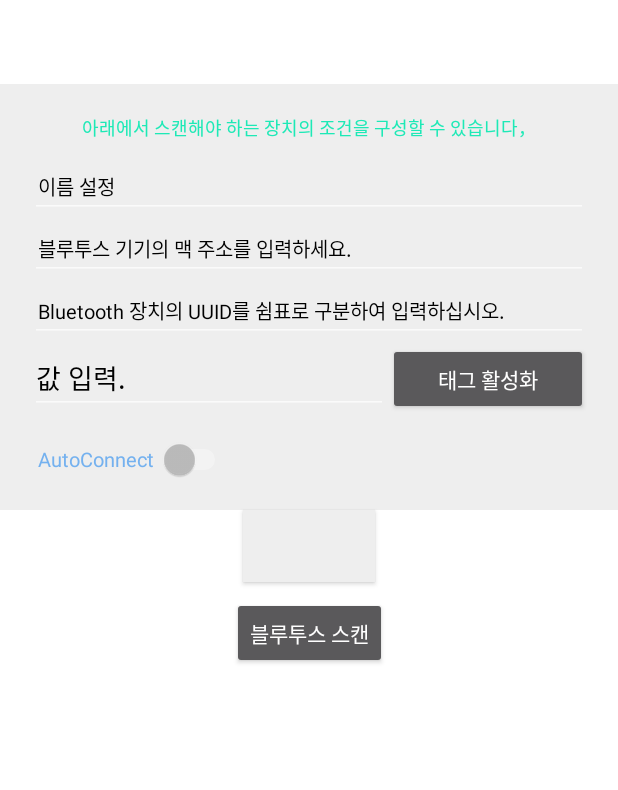
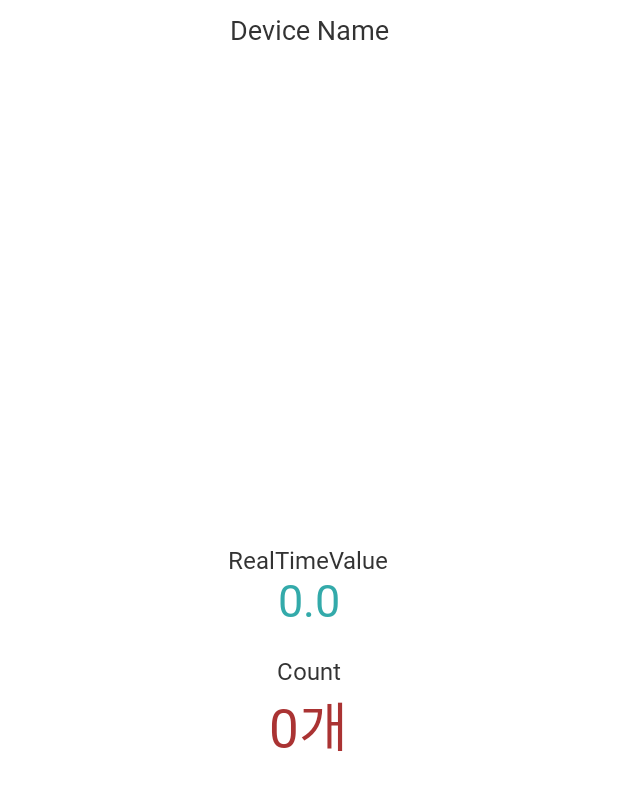
Before and after one commit to goodwill2684/Smart_Gym_System, an Android app: the layout activity_main.xml on its own in the app's theme, with its tools: preview values and no code run, on a phone screen of 412 x 824 dp. Shown: the top 790 px of the screen. Run offline under Robolectric (Android 15) with nearby library versions, the phone set to English and light mode, and no system bars.

```diff
--- a/app/src/main/AndroidManifest.xml
+++ b/app/src/main/AndroidManifest.xml
@@ -22,10 +22,12 @@
             android:exported="true" >
             <intent-filter>
                 <action android:name="android.intent.action.MAIN" />
+                <category android:name="android.intent.category.LAUNCHER" />
+            </intent-filter>
+            <intent-filter>
                 <action android:name="android.nfc.action.NDEF_DISCOVERED"/>
                 <category android:name="android.intent.category.DEFAULT"/>
                 <data android:mimeType="text/plain"/>
-                <category android:name="android.intent.category.LAUNCHER" />
             </intent-filter>
         </activity>
     </application>
--- a/app/src/main/res/layout/activity_main.xml
+++ b/app/src/main/res/layout/activity_main.xml
@@ -10,113 +10,6 @@
     tools:context=".MainActivity"
     android:background="#ffffff">
 
-    <androidx.appcompat.widget.Toolbar
-        android:id="@+id/toolbar"
-        android:layout_width="match_parent"
-        android:layout_height="?attr/actionBarSize"
-        android:background="#ffffff"
-        android:title="@string/app_name"
-        app:titleTextColor="@android:color/white"
-        />
-
-    <LinearLayout
-        android:id="@+id/layout_setting"
-        android:layout_width="match_parent"
-        android:layout_height="wrap_content"
-        android:background="#eeeeee"
-        android:orientation="vertical"
-        android:padding="20dp">
-
-        <TextView
-            android:layout_width="wrap_content"
-            android:layout_height="wrap_content"
-            android:layout_gravity="center_horizontal"
-            android:layout_marginBottom="10dp"
-            android:focusable="true"
-            android:focusableInTouchMode="true"
-            android:text="@string/scan_setting"
-            android:textColor="@color/colorPrimaryDark"
-            android:textSize="12sp" />
-
-        <EditText
-            android:id="@+id/et_name"
-            android:layout_width="match_parent"
-            android:layout_height="wrap_content"
-            android:hint="@string/setting_name"
-            android:textColorHint="#000000"
-            android:paddingLeft="5dp"
-            android:paddingRight="5dp"
-            android:textSize="13sp"
-            android:textColor="#000000"/>
-
-        <EditText
-            android:id="@+id/et_mac"
-            android:layout_width="match_parent"
-            android:layout_height="wrap_content"
-            android:hint="@string/setting_mac"
-            android:paddingLeft="5dp"
-            android:paddingRight="5dp"
-            android:textSize="13sp"
-            android:textColor="#000000"
-            android:textColorHint="#000000"/>
-
-        <EditText
-            android:id="@+id/et_uuid"
-            android:layout_width="match_parent"
-            android:layout_height="wrap_content"
-            android:hint="@string/setting_uuid"
-            android:paddingLeft="5dp"
-            android:paddingRight="5dp"
-            android:textSize="13sp"
-            android:textColorHint="#000000"/>
-
-        <androidx.appcompat.widget.LinearLayoutCompat
-            android:layout_width="match_parent"
-            android:layout_height="wrap_content">
-
-            <EditText
-                android:id="@+id/edit_message"
-                android:layout_width="wrap_content"
-                android:layout_height="wrap_content"
-                android:hint="값 입력."
-                android:textColorHint="#000000"
-                android:layout_weight="2"/>
-            <Button
-                android:id="@+id/activateButton"
-                android:layout_width="wrap_content"
-                android:layout_height="wrap_content"
-                android:layout_weight="0.5"
-                android:text="태그 활성화"/>
-        </androidx.appcompat.widget.LinearLayoutCompat>
-
-        <TextView
-            android:id="@+id/nfc_contents"
-            android:layout_width="match_parent"
-            android:layout_height="wrap_content"
-            android:textSize="12sp"/>
-
-
-
-        <Switch
-            android:id="@+id/sw_auto"
-            android:layout_width="wrap_content"
-            android:layout_height="wrap_content"
-            android:paddingLeft="5dp"
-            android:paddingRight="5dp"
-            android:text="AutoConnect "
-            android:textSize="13sp"
-            android:textColor="#74b1ef"/>
-
-    </LinearLayout>
-
-    <Button
-        android:id="@+id/txt_setting"
-        android:layout_width="wrap_content"
-        android:layout_height="wrap_content"
-        android:layout_gravity="center_horizontal"
-        android:background="#eeeeee"
-        android:padding="10dp" />
-
 
 
     <androidx.constraintlayout.widget.ConstraintLayout
@@ -126,16 +19,20 @@
         android:padding="10dp"
         android:gravity="center">
 
-        <Button
-            android:id="@+id/btn_scan"
-            android:layout_width="wrap_content"
+        <TextView
+            android:id="@+id/name"
+            android:layout_width="match_parent"
             android:layout_height="wrap_content"
-            android:layout_centerInParent="true"
-            android:text="@string/start_scan"
-            app:layout_constraintBottom_toBottomOf="parent"
-            app:layout_constraintEnd_toEndOf="parent"
-            app:layout_constraintStart_toStartOf="parent"
-            app:layout_constraintTop_toTopOf="parent" />
+            android:text="Device Name"
+            tools:ignore="MissingConstraints"
+            android:textColor="#333333"
+            app:layout_constraintRight_toRightOf="parent"
+            app:layout_constraintLeft_toLeftOf="parent"
+            android:gravity="center"
+            android:textSize="18dp"
+            android:fontFamily="@font/notosanscjkkr_bold"
+            android:includeFontPadding="false"
+            />
 
 
 
@@ -149,21 +46,56 @@
             app:layout_constraintEnd_toEndOf="parent"
             app:layout_constraintTop_toTopOf="parent"
             android:visibility="invisible"/>
+    </androidx.constraintlayout.widget.ConstraintLayout>
+    <LinearLayout
+        android:layout_width="match_parent"
+        android:layout_height="match_parent"
+        android:orientation="vertical"
+        android:gravity="center"
+        >
+        <TextView
+            android:layout_width="wrap_content"
+            android:layout_height="wrap_content"
+            android:text="RealTimeValue"
+            android:textColor="#333333"
+            android:fontFamily="@font/notosanscjkkr_bold"
+            android:includeFontPadding="false"
+            android:textSize="16dp"
+            />
 
-    </androidx.constraintlayout.widget.ConstraintLayout>
+        <TextView
+            android:id="@+id/value"
+            android:layout_width="wrap_content"
+            android:layout_height="wrap_content"
+            android:text="0.0"
+            android:textColor="#33aaaa"
+            android:textSize="30dp"
+            android:fontFamily="@font/notosanscjkkr_bold"
+            android:includeFontPadding="false"
+            />
 
+        <TextView
+            android:layout_width="wrap_content"
+            android:layout_height="wrap_content"
+            android:text="Count"
+            android:textColor="#333333"
+            android:fontFamily="@font/notosanscjkkr_bold"
+            android:includeFontPadding="false"
+            android:textSize="16dp"
+            android:layout_marginTop="20dp"
+            />
 
-
-    <ListView
-        android:id="@+id/list_device"
-        android:layout_width="match_parent"
-        android:layout_height="wrap_content"
-        android:layout_marginTop="10dp"
-        android:divider="@android:color/darker_gray"
-        android:dividerHeight="0.5dp"
-        android:paddingStart="5dp"
-        android:paddingEnd="5dp"
-        android:scrollbars="none" />
+        <TextView
+            android:id="@+id/count"
+            android:layout_width="wrap_content"
+            android:layout_height="wrap_content"
+            android:text="0개"
+            android:textColor="#aa3333"
+            android:textSize="35dp"
+            android:fontFamily="@font/notosanscjkkr_bold"
+            android:includeFontPadding="false"
+            />
+    </LinearLayout>
 
 
 </LinearLayout>
--- a/app/src/main/res/values/colors.xml
+++ b/app/src/main/res/values/colors.xml
@@ -3,11 +3,11 @@
     <color name="purple_200">#FFBB86FC</color>
     <color name="purple_500">#FF6200EE</color>
     <color name="purple_700">#FF3700B3</color>
-    <color name="teal_200">#FF03DAC5</color>
-    <color name="teal_700">#FF018786</color>
+    <color name="teal_200">#333333</color>
+    <color name="teal_700">#333333</color>
     <color name="black">#FF000000</color>
     <color name="white">#FFFFFFFF</color>
-    <color name="colorPrimary">#1DE9B6</color>
-    <color name="colorPrimaryDark">#1DE9B6</color>
+    <color name="colorPrimary">#333333</color>
+    <color name="colorPrimaryDark">#333333</color>
     <color name="colorAccent">#FF5722</color>
 </resources>
--- a/app/src/main/res/values/strings.xml
+++ b/app/src/main/res/values/strings.xml
@@ -34,6 +34,6 @@
     <string name="input_hex">HEX 형식 명령을 입력하십시오.</string>
     <string name="connect">연결</string>
     <string name="connected">연결됨</string>
-    <string name="disconnect">연결해재</string>
+    <string name="disconnect">연결해제</string>
     <string name="enter">입력</string>
 </resources>
--- a/app/src/main/res/values/themes.xml
+++ b/app/src/main/res/values/themes.xml
@@ -4,7 +4,7 @@
         <!-- Primary brand color. -->
         <item name="colorPrimary">@color/purple_500</item>
         <item name="colorPrimaryVariant">@color/purple_700</item>
-        <item name="colorOnPrimary">@color/white</item>
+        <item name="colorOnPrimary">@color/black</item>
         <!-- Secondary brand color. -->
         <item name="colorSecondary">@color/teal_200</item>
         <item name="colorSecondaryVariant">@color/teal_700</item>
```
Also changed, not shown: app/src/main/java/com/jicode/smartgymsystem/MainActivity.java (+97 -190 lines).
